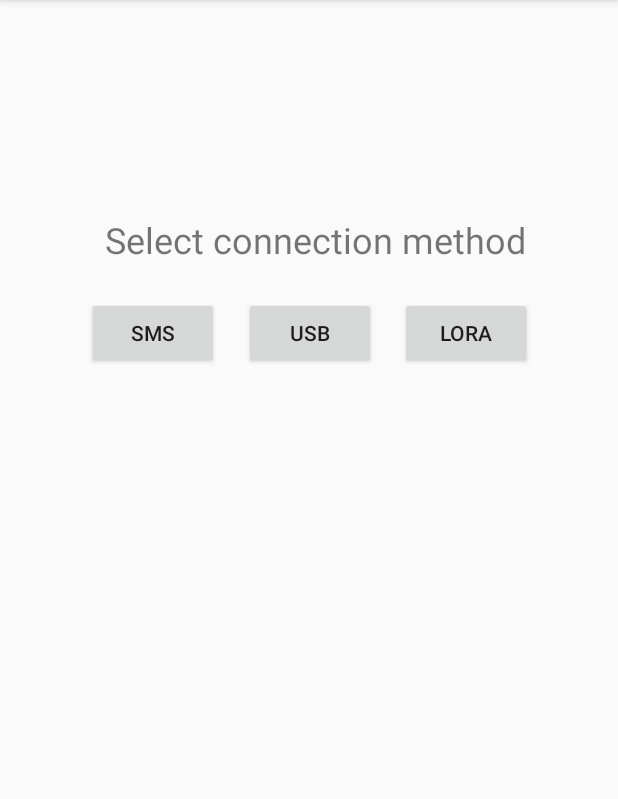
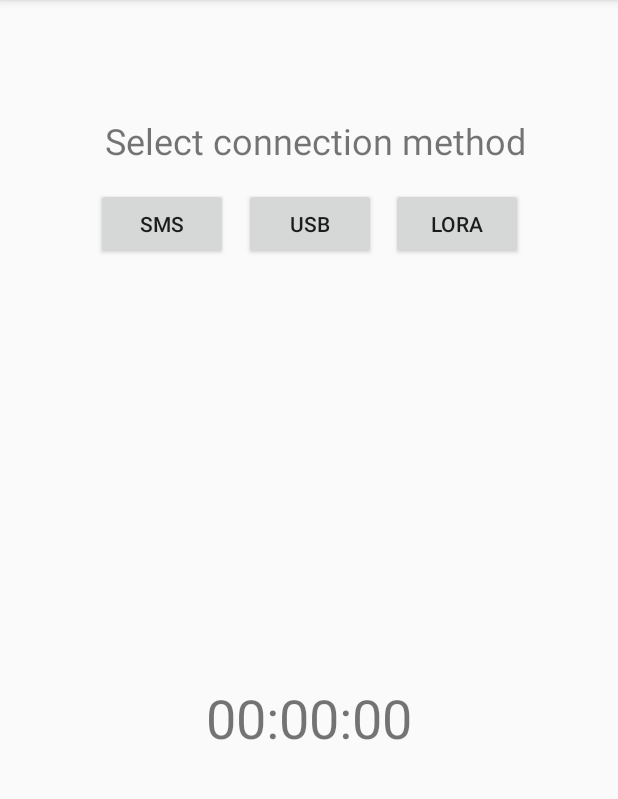
Before and after one commit to Maneren/SmartCollar, an Android app: the screen it shows after launch (Walk), after a tap on "Start walk", on a phone screen of 412 x 824 dp, the part 84-883 px from its top. Run offline under Robolectric (Android 15) with nearby library versions, the phone set to English and light mode, and no system bars.

Commit message:
update - timer class added

```diff
--- a/app/build.gradle
+++ b/app/build.gradle
@@ -9,6 +9,8 @@ android {
         versionCode 1
         versionName "1.0"
         testInstrumentationRunner "android.support.test.runner.AndroidJUnitRunner"
+
+        resConfigs "en", "cs"
     }
     buildTypes {
         release {
@@ -25,6 +27,6 @@ dependencies {
     testImplementation 'junit:junit:4.12'
     androidTestImplementation 'com.android.support.test:runner:1.0.2'
     androidTestImplementation 'com.android.support.test.espresso:espresso-core:3.0.2'
-    implementation 'com.google.android.gms:play-services-maps:15.0.1'
+    implementation 'com.google.android.gms:play-services-maps:16.1.0'
     implementation files('libs/usbserial.jar')
 }
--- a/app/src/main/java/com/maneren/smartcollar/MainActivity.java
+++ b/app/src/main/java/com/maneren/smartcollar/MainActivity.java
@@ -27,42 +27,4 @@ public class MainActivity extends AppCompatActivity {
         Intent intent = new Intent(this, CollarConfig.class);
         startActivity(intent);
     }
-
-    /*private final BroadcastReceiver broadcastReceiver = new BroadcastReceiver() { //Broadcast Receiver to automatically start and stop the Serial connection.
-        @Override
-        public void onReceive(Context context, Intent intent) {
-            if (intent.getAction().equals(ACTION_USB_PERMISSION)) {
-                boolean granted = intent.getExtras().getBoolean(UsbManager.EXTRA_PERMISSION_GRANTED);
-                if (granted) {
-                    connection = usbManager.openDevice(device);
-                    serialPort = UsbSerialDevice.createUsbSerialDevice(device, connection);
-                    if (serialPort != null) {
-                        if (serialPort.open()) { //Set Serial Connection Parameters.
-                            setUiEnabled(true);
-                            serialPort.setBaudRate(9600);
-                            serialPort.setDataBits(UsbSerialInterface.DATA_BITS_8);
-                            serialPort.setStopBits(UsbSerialInterface.STOP_BITS_1);
-                            serialPort.setParity(UsbSerialInterface.PARITY_NONE);
-                            serialPort.setFlowControl(UsbSerialInterface.FLOW_CONTROL_OFF);
-                            serialPort.read(mCallback);
-                            tvAppend(textView,"Serial Connection Opened!\n");
-
-                        } else {
-                            Log.d("SERIAL", "PORT NOT OPEN");
-                        }
-                    } else {
-                        Log.d("SERIAL", "PORT IS NULL");
-                    }
-                } else {
-                    Log.d("SERIAL", "PERM NOT GRANTED");
-                }
-            } else if (intent.getAction().equals(UsbManager.ACTION_USB_DEVICE_ATTACHED)) {
-                onClickStart(startButton);
-            } else if (intent.getAction().equals(UsbManager.ACTION_USB_DEVICE_DETACHED)) {
-                onClickStop(stopButton);
-
-            }
-        };
-    };*/
-
 }
--- a/app/src/main/java/com/maneren/smartcollar/Walk.java
+++ b/app/src/main/java/com/maneren/smartcollar/Walk.java
@@ -7,15 +7,18 @@ import android.os.Bundle;
 import android.support.v7.app.AlertDialog;
 import android.support.v7.app.AppCompatActivity;
 import android.view.View;
+import android.widget.TextView;
 import android.widget.Toast;
 
 import java.util.HashMap;
 
 public class Walk extends AppCompatActivity {
+    TextView timerTextView;
     Arduino arduino;
     SMS sms;
     Context context;
     HashMap <String, String> locations;
+    Timer timer;
 
     @Override
     protected void onCreate(Bundle savedInstanceState) {
@@ -23,9 +26,20 @@ public class Walk extends AppCompatActivity {
         sms = null;
         super.onCreate(savedInstanceState);
         setContentView(R.layout.activity_walk);
+        timerTextView = findViewById(R.id.walk_time);
         context = this.getApplicationContext();
-        //int time = 0;
-        locations.clear();
+        if (locations != null) locations.clear();
+
+        timer = new Timer();
+        timer.setListener(new Timer.Listener() {
+            public void recieveCallback(String time) {
+                timerUpdate(time);
+            }
+        });
+    }
+
+    public void timerUpdate(String time){
+        timerTextView.setText(time);
     }
 
     public void onRecieveCallback(String recieved){
@@ -34,7 +48,7 @@ public class Walk extends AppCompatActivity {
         String body = data[1];
         Toast.makeText(context, header + ": " + body, Toast.LENGTH_SHORT).show();
         if(header.equals(Communication.LOCATION_DATA)){
-            String[] coordinates = body.split("/ /");
+            String[] coordinates = body.split("\\w");
             String lat = coordinates[0];
             String lon = coordinates[1];
             locations.put(lat,lon);
@@ -42,6 +56,7 @@ public class Walk extends AppCompatActivity {
     }
 
     public void useUSB(View view){
+        timer.start();
         arduino = new Arduino(this);
         arduino.setListener(new Arduino.Listener() {
             public void recieveCallback(String data) {
@@ -84,7 +99,6 @@ public class Walk extends AppCompatActivity {
     public void onDestroy(){
         if (arduino != null) {
             arduino.disconnect();
-            arduino.send(Communication.END);
         }
         if (sms != null) {
             sms.send(Communication.END);
@@ -99,4 +113,10 @@ public class Walk extends AppCompatActivity {
                 sms.checkForPermission(this);
             }
     }
+
+    @Override
+    public void onPause(){
+        timer.pause();
+        super.onPause();
+    }
 }
--- a/app/src/main/res/layout/activity_walk.xml
+++ b/app/src/main/res/layout/activity_walk.xml
@@ -8,8 +8,8 @@
 
     <android.support.constraint.ConstraintLayout
         android:id="@+id/onnection_dialog"
-        android:layout_width="330dp"
-        android:layout_height="217dp"
+        android:layout_width="306dp"
+        android:layout_height="130dp"
         android:layout_marginStart="8dp"
         android:layout_marginTop="8dp"
         android:layout_marginEnd="8dp"
@@ -73,6 +73,24 @@
             app:layout_constraintBottom_toBottomOf="parent"
             app:layout_constraintEnd_toEndOf="parent"
             app:layout_constraintStart_toStartOf="parent"
-            app:layout_constraintTop_toTopOf="parent" />
+            app:layout_constraintTop_toTopOf="parent"
+            app:layout_constraintVertical_bias="0.13999999" />
     </android.support.constraint.ConstraintLayout>
+
+    <TextView
+        android:id="@+id/walk_time"
+        android:layout_width="wrap_content"
+        android:layout_height="wrap_content"
+        android:layout_marginStart="8dp"
+        android:layout_marginTop="8dp"
+        android:layout_marginEnd="8dp"
+        android:layout_marginBottom="8dp"
+        android:text="00:00:00"
+        android:textSize="36sp"
+        android:typeface="sans"
+        app:layout_constraintBottom_toBottomOf="parent"
+        app:layout_constraintEnd_toEndOf="parent"
+        app:layout_constraintStart_toStartOf="parent"
+        app:layout_constraintTop_toBottomOf="@+id/onnection_dialog"
+        tools:text="00:00:00" />
 </android.support.constraint.ConstraintLayout>
```
Also changed, not shown: app/src/main/AndroidManifest.xml (+14 -7 lines), app/src/main/java/com/maneren/smartcollar/Arduino.java (+8 -3 lines), app/src/main/java/com/maneren/smartcollar/MapView.java (+4 -11 lines), app/src/main/java/com/maneren/smartcollar/SMS.java (+3 -4 lines), app/src/main/java/com/maneren/smartcollar/Timer.java (added, +63 -0 lines).
